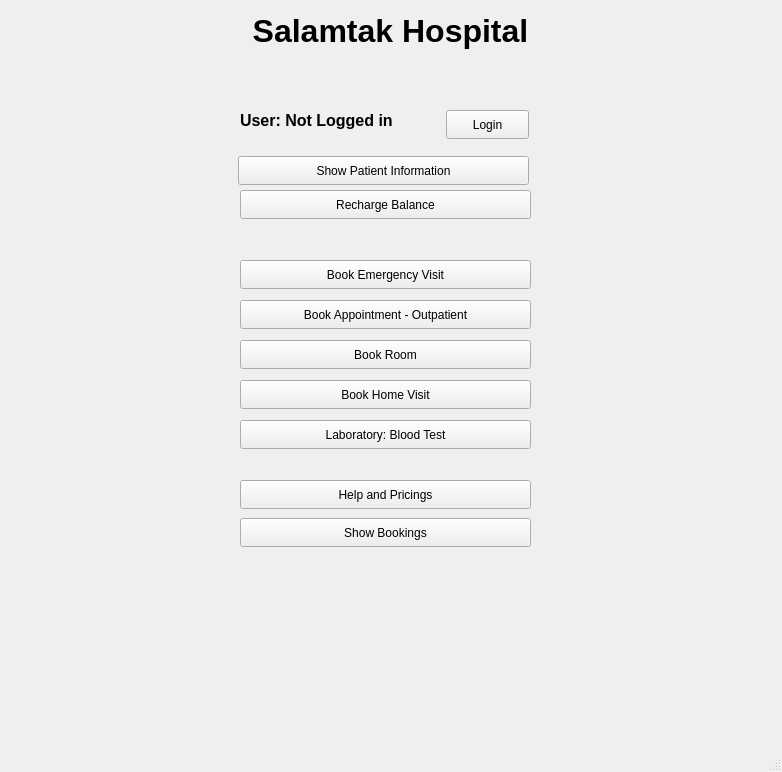
Before: the Qt Designer form mainwindow.ui in KirolousFouty/Hospital_Project, drawn with Qt 5.
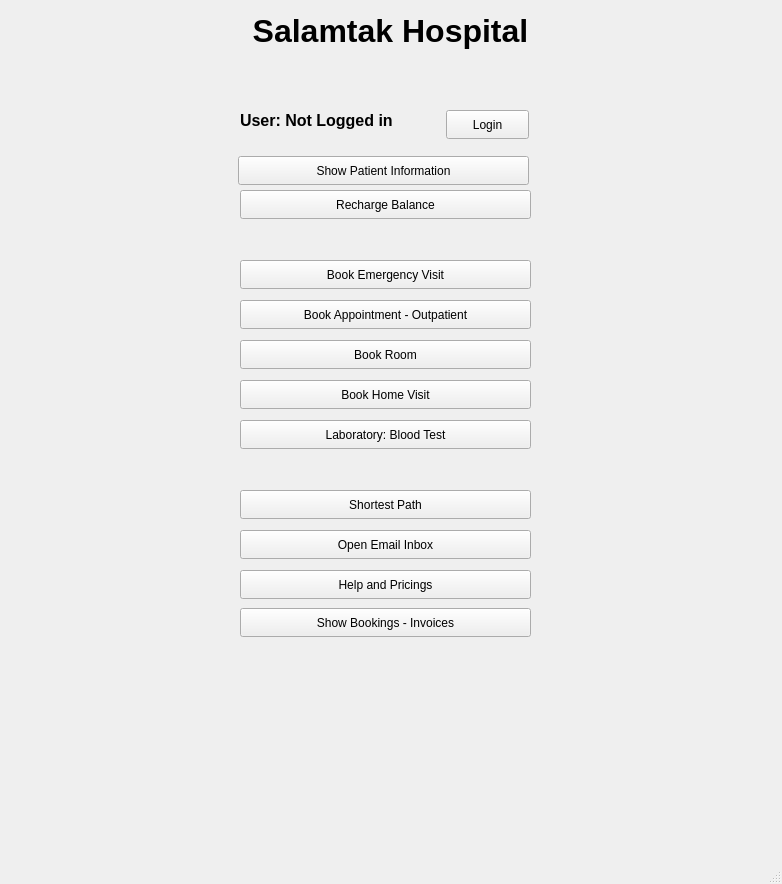
After: the same form once the commit is applied.

Commit message: - Added EmailInboxWindow and ShortestPathWindow - Added many new features - Added Payment Choices - Created a File Handling System to record Payments - Created HelpAndPricingsWindow

The edit to the form file:
```diff
--- a/mainwindow.ui
+++ b/mainwindow.ui
@@ -7,7 +7,7 @@
     <x>0</x>
     <y>0</y>
     <width>782</width>
-    <height>772</height>
+    <height>884</height>
    </rect>
   </property>
   <property name="windowTitle">
@@ -57,20 +57,20 @@
     <property name="geometry">
      <rect>
       <x>240</x>
-      <y>518</y>
+      <y>608</y>
       <width>291</width>
       <height>29</height>
      </rect>
     </property>
     <property name="text">
-     <string>Show Bookings</string>
+     <string>Show Bookings - Invoices</string>
     </property>
    </widget>
    <widget class="QLabel" name="appointmentsTitle">
     <property name="geometry">
      <rect>
       <x>60</x>
-      <y>568</y>
+      <y>658</y>
       <width>661</width>
       <height>141</height>
      </rect>
@@ -195,7 +195,7 @@
     <property name="geometry">
      <rect>
       <x>240</x>
-      <y>480</y>
+      <y>570</y>
       <width>291</width>
       <height>29</height>
      </rect>
@@ -204,6 +204,32 @@
      <string>Help and Pricings</string>
     </property>
    </widget>
+   <widget class="QPushButton" name="openEmailInboxButton">
+    <property name="geometry">
+     <rect>
+      <x>240</x>
+      <y>530</y>
+      <width>291</width>
+      <height>29</height>
+     </rect>
+    </property>
+    <property name="text">
+     <string>Open Email Inbox</string>
+    </property>
+   </widget>
+   <widget class="QPushButton" name="shortestPathButton">
+    <property name="geometry">
+     <rect>
+      <x>240</x>
+      <y>490</y>
+      <width>291</width>
+      <height>29</height>
+     </rect>
+    </property>
+    <property name="text">
+     <string>Shortest Path</string>
+    </property>
+   </widget>
   </widget>
   <widget class="QMenuBar" name="menubar">
    <property name="geometry">
```
The commit also changes 10 other files.
